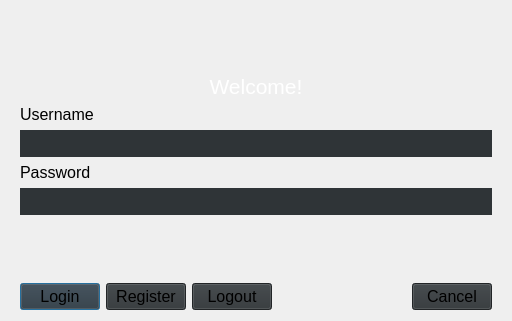
First picture: the form in logindialog.ui, repository alvi-khan/Marshal, before the edit.
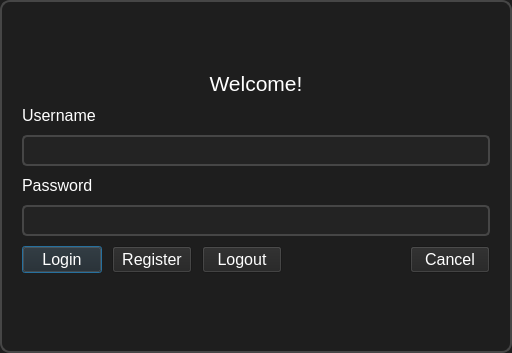
Second picture: the form after the edit.

Diff of the .ui file:
```diff
--- a/logindialog.ui
+++ b/logindialog.ui
@@ -7,7 +7,7 @@
     <x>0</x>
     <y>0</y>
     <width>512</width>
-    <height>321</height>
+    <height>353</height>
    </rect>
   </property>
   <property name="font">
@@ -20,11 +20,9 @@
    <string>Dialog</string>
   </property>
   <property name="styleSheet">
-   <string notr="true">background-color: rgb(46,46,46);
-color: rgb(255, 255, 255);
-QDialog#LoginDialog {
-padding-right: 20px;
-padding-left: 20px;
+   <string notr="true">* {
+	background-color: rgb(30, 30, 30);
+	color: rgb(255, 255, 255);
 }
 QPushButton:hover{
 background-color: red;
@@ -33,11 +31,49 @@
 </string>
   </property>
   <layout class="QVBoxLayout" name="verticalLayout">
+   <property name="spacing">
+    <number>0</number>
+   </property>
    <property name="leftMargin">
-    <number>20</number>
+    <number>0</number>
    </property>
+   <property name="topMargin">
+    <number>0</number>
+   </property>
    <property name="rightMargin">
-    <number>20</number>
+    <number>0</number>
+   </property>
+   <property name="bottomMargin">
+    <number>0</number>
+   </property>
+   <item>
+    <widget class="QFrame" name="frame">
+     <property name="styleSheet">
+      <string notr="true">QFrame#frame {
+	padding-right: 20px;
+	padding-left: 20px;
+	border: 1.5px solid rgb(70, 70, 70);
+	border-radius: 10px;
+}</string>
+     </property>
+     <property name="frameShape">
+      <enum>QFrame::StyledPanel</enum>
+     </property>
+     <property name="frameShadow">
+      <enum>QFrame::Raised</enum>
+     </property>
+     <layout class="QVBoxLayout" name="verticalLayout_2">
+      <property name="spacing">
+       <number>10</number>
+      </property>
+      <property name="leftMargin">
+       <number>0</number>
+      </property>
+      <property name="topMargin">
+       <number>0</number>
+      </property>
+      <property name="rightMargin">
+       <number>0</number>
    </property>
    <item>
     <spacer name="verticalSpacer_2">
@@ -96,8 +132,10 @@
       </font>
      </property>
      <property name="styleSheet">
-      <string notr="true">background-color: rgb(47,52,55);
-padding: 3px;</string>
+         <string notr="true">background-color: rgb(35, 35, 35);
+padding: 3px;
+border: 1.5px solid rgb(70, 70, 70);
+border-radius: 5px;</string>
      </property>
      <property name="frame">
       <bool>false</bool>
@@ -126,8 +164,10 @@
       </font>
      </property>
      <property name="styleSheet">
-      <string notr="true">background-color: rgb(47,52,55);
-padding: 3px;</string>
+         <string notr="true">background-color: rgb(35, 35, 35);
+padding: 3px;
+border: 1.5px solid rgb(70, 70, 70);
+border-radius: 5px;</string>
      </property>
      <property name="inputMethodHints">
       <set>Qt::ImhHiddenText|Qt::ImhNoAutoUppercase|Qt::ImhNoPredictiveText|Qt::ImhSensitiveData</set>
@@ -140,19 +180,6 @@
      </property>
     </widget>
    </item>
-   <item>
-    <spacer name="verticalSpacer">
-     <property name="orientation">
-      <enum>Qt::Vertical</enum>
-     </property>
-     <property name="sizeHint" stdset="0">
-      <size>
-       <width>20</width>
-       <height>40</height>
-      </size>
-     </property>
-    </spacer>
-   </item>
    <item>
     <layout class="QHBoxLayout" name="horizontalLayout">
      <item>
@@ -164,7 +191,7 @@
         </font>
        </property>
        <property name="styleSheet">
-        <string notr="true">QPushButton{background-color: rgb(47,52,55);}
+           <string notr="true">QPushButton{background-color: rgb(35, 35, 35);}
 
 
 QPushButton:hover 
@@ -184,7 +211,7 @@
         </font>
        </property>
        <property name="styleSheet">
-        <string notr="true">QPushButton{background-color: rgb(47,52,55);}
+           <string notr="true">QPushButton{background-color: rgb(35, 35, 35);}
 
 
 QPushButton:hover 
@@ -207,7 +234,7 @@
         </font>
        </property>
        <property name="styleSheet">
-        <string notr="true">QPushButton{background-color: rgb(47,52,55);}
+           <string notr="true">QPushButton{background-color: rgb(35, 35, 35);}
 
 
 QPushButton:hover 
@@ -240,7 +267,7 @@
         </font>
        </property>
        <property name="styleSheet">
-        <string notr="true">QPushButton{background-color: rgb(47,52,55);}
+           <string notr="true">QPushButton{background-color: rgb(35, 35, 35);}
 
 
 QPushButton:hover 
@@ -253,12 +280,23 @@
      </item>
     </layout>
    </item>
-  </layout>
-  <zorder>usernameLabel</zorder>
-  <zorder>passwordLabel</zorder>
-  <zorder>username</zorder>
-  <zorder>password</zorder>
-  <zorder>welcomeLabel</zorder>
+      <item>
+       <spacer name="verticalSpacer">
+        <property name="orientation">
+         <enum>Qt::Vertical</enum>
+        </property>
+        <property name="sizeHint" stdset="0">
+         <size>
+          <width>20</width>
+          <height>40</height>
+         </size>
+        </property>
+       </spacer>
+      </item>
+     </layout>
+    </widget>
+   </item>
+  </layout>
  </widget>
  <resources/>
  <connections/>
```
Left out of the diff: 2 changed lines with no effect on the pictures. Lines whose indentation alone changed are shown as unchanged.
